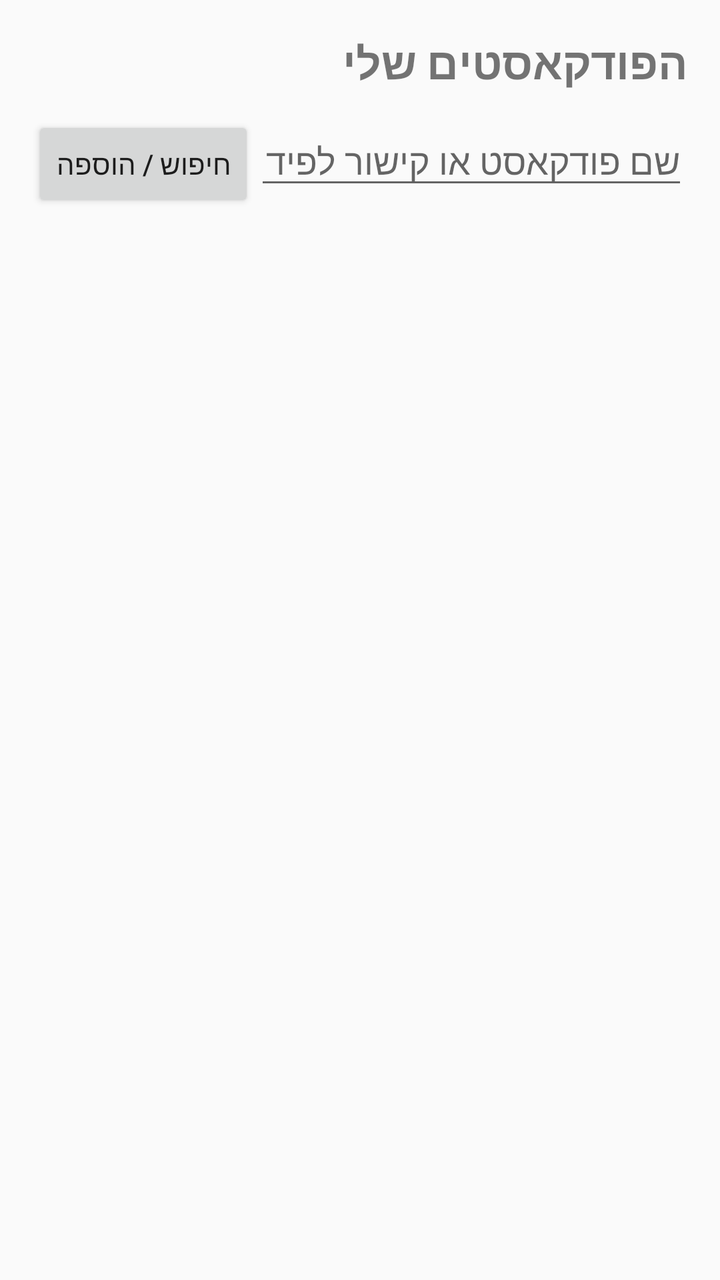
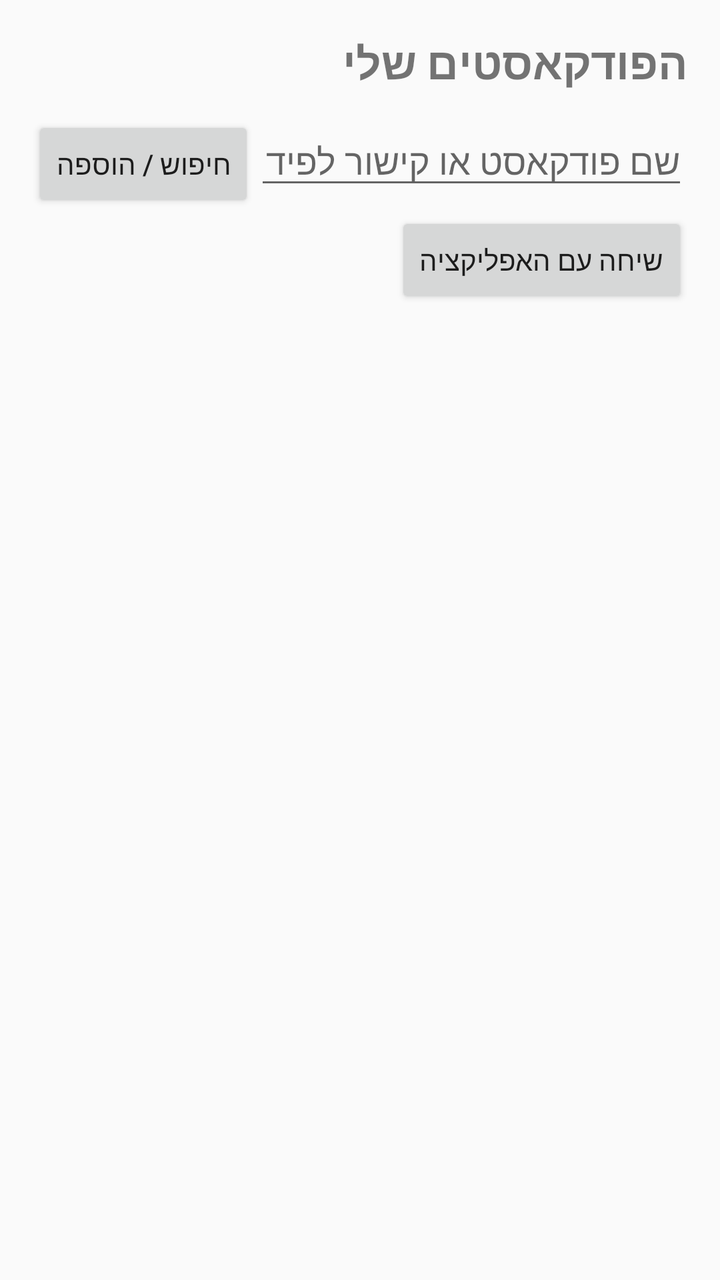

Two renders of the same Android screen: before a commit and after it. Below are the layout's source before the change and the commit's diff.
<!-- AndroidManifest.xml: application theme android:Theme.Material.Light.NoActionBar -->
<!-- res/layout/activity_main.xml -->
<?xml version="1.0" encoding="utf-8"?>
<LinearLayout xmlns:android="http://schemas.android.com/apk/res/android"
    android:orientation="vertical"
    android:layoutDirection="rtl"
    android:padding="16dp"
    android:layout_width="match_parent"
    android:layout_height="match_parent">

    <TextView
        android:layout_width="wrap_content"
        android:layout_height="wrap_content"
        android:text="הפודקאסטים שלי"
        android:textSize="22sp"
        android:textStyle="bold"
        android:layout_marginBottom="12dp" />

    <LinearLayout
        android:orientation="horizontal"
        android:layout_width="match_parent"
        android:layout_height="wrap_content">

        <EditText
            android:id="@+id/intake"
            android:layout_width="0dp"
            android:layout_weight="1"
            android:layout_height="wrap_content"
            android:hint="שם פודקאסט או קישור לפיד"
            android:singleLine="true"
            android:inputType="textUri" />

        <Button
            android:id="@+id/go"
            android:layout_width="wrap_content"
            android:layout_height="wrap_content"
            android:text="חיפוש / הוספה" />
    </LinearLayout>

    <TextView
        android:id="@+id/status"
        android:layout_width="match_parent"
        android:layout_height="wrap_content"
        android:paddingTop="8dp"
        android:paddingBottom="8dp"
        android:visibility="gone" />

    <ListView
        android:id="@+id/podcasts"
        android:layout_width="match_parent"
        android:layout_height="match_parent" />
</LinearLayout>
<!-- resources referenced by this layout -->
<resources>

</resources>

<!-- the commit's change to res/layout/activity_main.xml (unified diff, before → after) -->
@@ -43,6 +43,13 @@
         android:paddingBottom="8dp"
         android:visibility="gone" />
 
+    <Button
+        android:id="@+id/convOpen"
+        android:layout_width="wrap_content"
+        android:layout_height="wrap_content"
+        android:layout_gravity="start"
+        android:text="שיחה עם האפליקציה" />
+
     <ListView
         android:id="@+id/podcasts"
         android:layout_width="match_parent"
